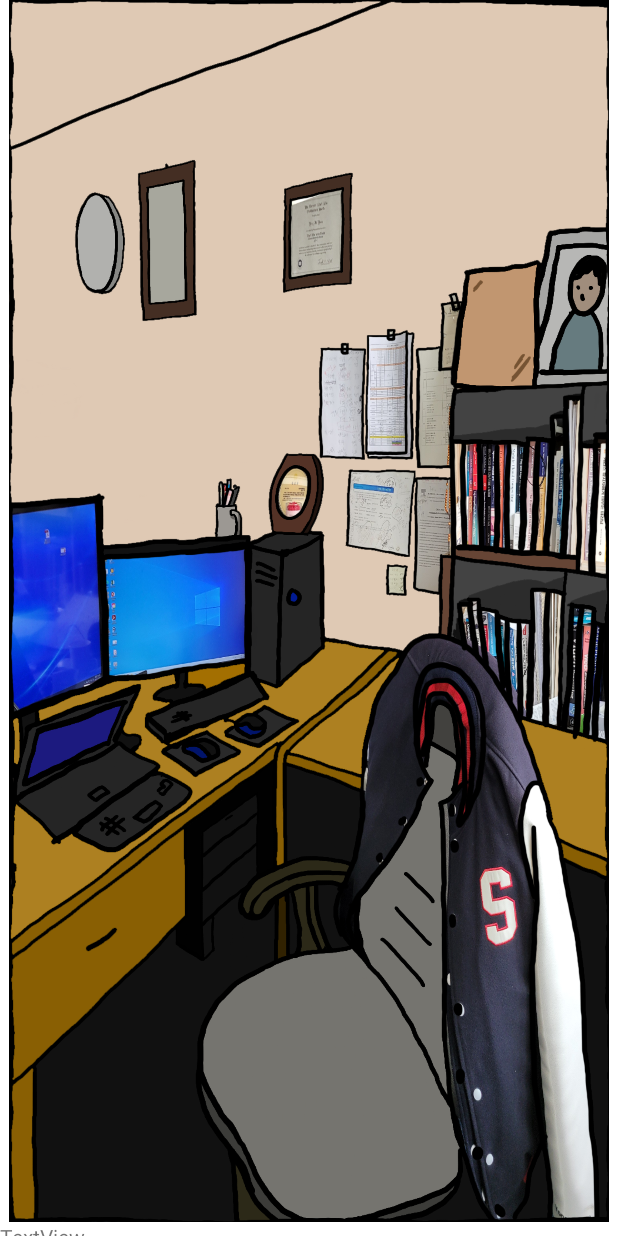
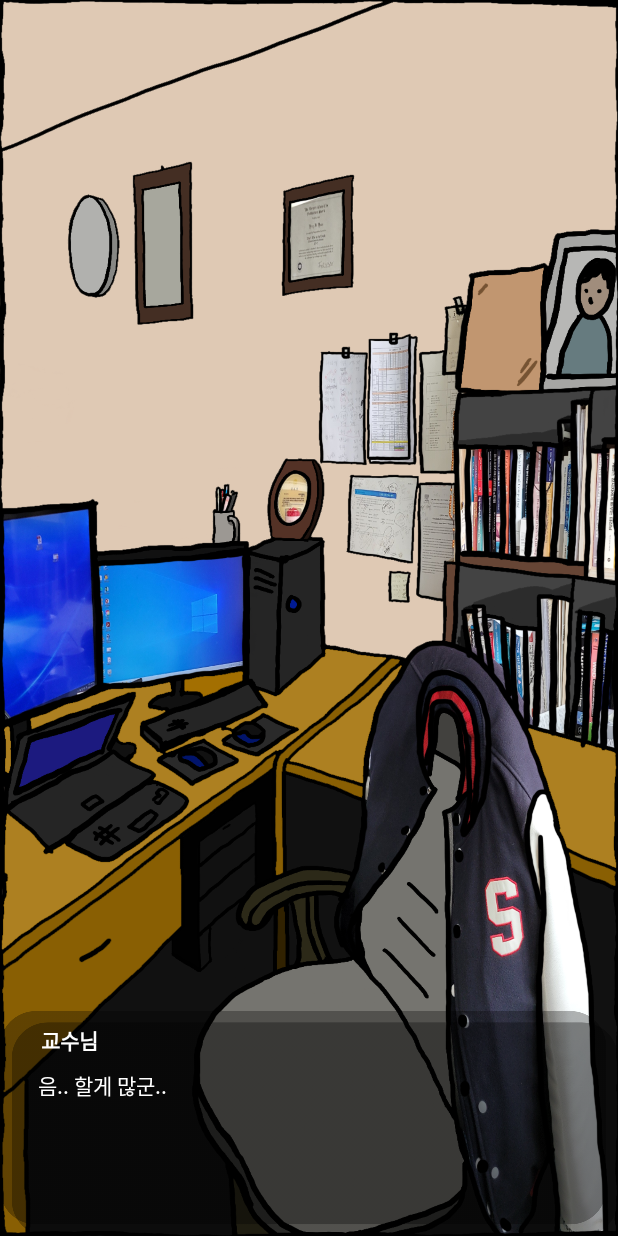
Before and after one commit to byunyc0124/LuxNox, an Android app: the PrologueActivity screen opened directly, with no data from a screen before it, on a phone screen of 412 x 824 dp. Run offline under Robolectric (Android 15) with nearby library versions, the phone set to English and light mode, and no system bars.

Commit message:
pro edit

```diff
--- a/app/src/main/java/bycpkn/luxnox/PrologueActivity.java
+++ b/app/src/main/java/bycpkn/luxnox/PrologueActivity.java
@@ -2,13 +2,65 @@ package bycpkn.luxnox;
 
 import androidx.appcompat.app.AppCompatActivity;
 
+import android.content.Intent;
 import android.os.Bundle;
+import android.view.View;
+import android.widget.ImageView;
+import android.widget.TextView;
 
 public class PrologueActivity extends AppCompatActivity {
+
+    ImageView backgroundIV;
+    ImageView conversationIV;
+    TextView conversationTV;
+
+    int[] backgroundImage = { R.drawable.pro_day, R.drawable.pro_window_day,
+    R.drawable.pro_fade, R.drawable.pro_night, R.drawable.pro_window_night};
 
     @Override
     protected void onCreate(Bundle savedInstanceState) {
         super.onCreate(savedInstanceState);
         setContentView(R.layout.activity_prologue);
+
+        backgroundIV = findViewById(R.id.pro_imageView1);    // 변경될 백그라운드 이미지
+        conversationIV = findViewById(R.id.pro_imageView2); // 터치할 수 있는 대화창 이미지
+        conversationTV = findViewById(R.id.pro_textView2);  // 변경될 대화창 텍스트
+
+        backgroundIV.setImageResource(R.drawable.pro_day);
+
+        conversationIV.setOnClickListener(new ChangeBackground());
+    }
+
+    class ChangeBackground implements View.OnClickListener{
+        int i = 0;
+
+        @Override
+        public void onClick(View v) {
+            i++;
+            switch (i){
+                case 1:
+                    backgroundIV.setImageResource(backgroundImage[i]);
+                    conversationTV.setText("곧 해가 지겠네. 얼른 하고 집에 가야겠어.");
+                    break;
+                case 2:
+                    backgroundIV.setImageResource(backgroundImage[i]);
+                    conversationTV.setText(". . .");
+                    break;
+                case 3:
+                    backgroundIV.setImageResource(backgroundImage[i]);
+                    conversationTV.setText("어? 뭐지? 잠들었나..");
+                    break;
+                case 4:
+                    backgroundIV.setImageResource(backgroundImage[i]);
+                    conversationTV.setText("벌써 깜깜해졌잖아. 집에 가자.");
+                    break;
+                case 5:
+                    Intent intent = new Intent(PrologueActivity.this, Stage1.class);
+                    intent.addFlags(intent.FLAG_ACTIVITY_CLEAR_TOP);
+                    startActivity(intent);
+                    finish();
+                    break;
+            }
+        }
     }
 }
--- a/app/src/main/res/layout/activity_prologue.xml
+++ b/app/src/main/res/layout/activity_prologue.xml
@@ -6,19 +6,50 @@
     android:layout_width="match_parent"
     android:layout_height="match_parent"
     android:orientation="vertical"
+    android:background="@color/black"
     tools:context=".PrologueActivity">
 
+    <FrameLayout
+        android:layout_width="wrap_content"
+        android:layout_height="wrap_content">
+
         <ImageView
-        android:id="@+id/imageView2"
+            android:id="@+id/pro_imageView1"
             android:layout_width="wrap_content"
             android:layout_height="wrap_content"
             android:layout_weight="1"
+            android:scaleType="fitXY"
             app:srcCompat="@drawable/pro_day" />
 
+        <ImageView
+            android:id="@+id/pro_imageView2"
+            android:layout_width="wrap_content"
+            android:layout_height="150dp"
+            android:layout_gravity="bottom"
+            android:scaleType="fitXY"
+            android:clickable="true"
+            app:srcCompat="@drawable/textview_background" />
+
         <TextView
-        android:id="@+id/textView"
+            android:id="@+id/pro_textView1"
             android:layout_width="wrap_content"
             android:layout_height="wrap_content"
-        android:layout_weight="1"
-        android:text="TextView" />
+            android:layout_gravity="bottom"
+            android:layout_marginLeft="27dp"
+            android:layout_marginBottom="120dp"
+            android:text="교수님"
+            android:textStyle="bold"
+            android:textColor="@color/white"/>
+
+        <TextView
+            android:id="@+id/pro_textView2"
+            android:layout_width="match_parent"
+            android:layout_height="wrap_content"
+            android:layout_gravity="bottom"
+            android:layout_marginLeft="25dp"
+            android:layout_marginBottom="90dp"
+            android:text="음.. 할게 많군.."
+            android:textColor="@color/white"/>
+
+    </FrameLayout>
 </LinearLayout>
```
Also changed, not shown: app/src/main/AndroidManifest.xml (+4 -4 lines), app/src/main/res/drawable/pro_fade.png (added), app/src/main/res/drawable/textview_background.png (added). Lines whose indentation alone changed are shown as unchanged.
